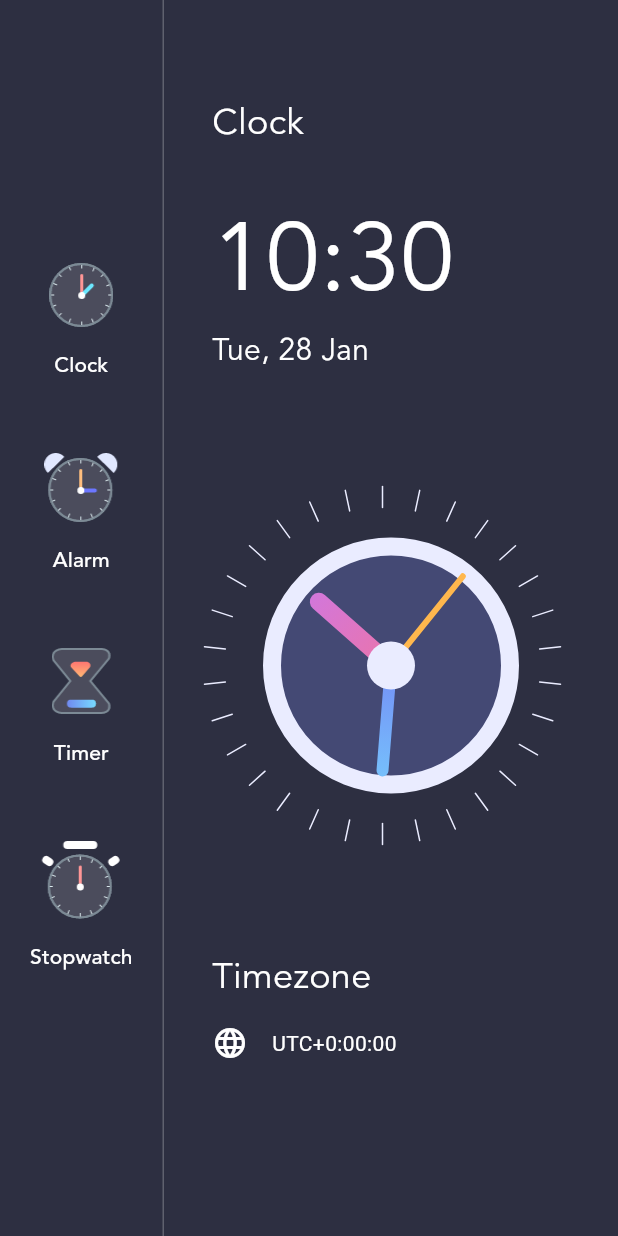
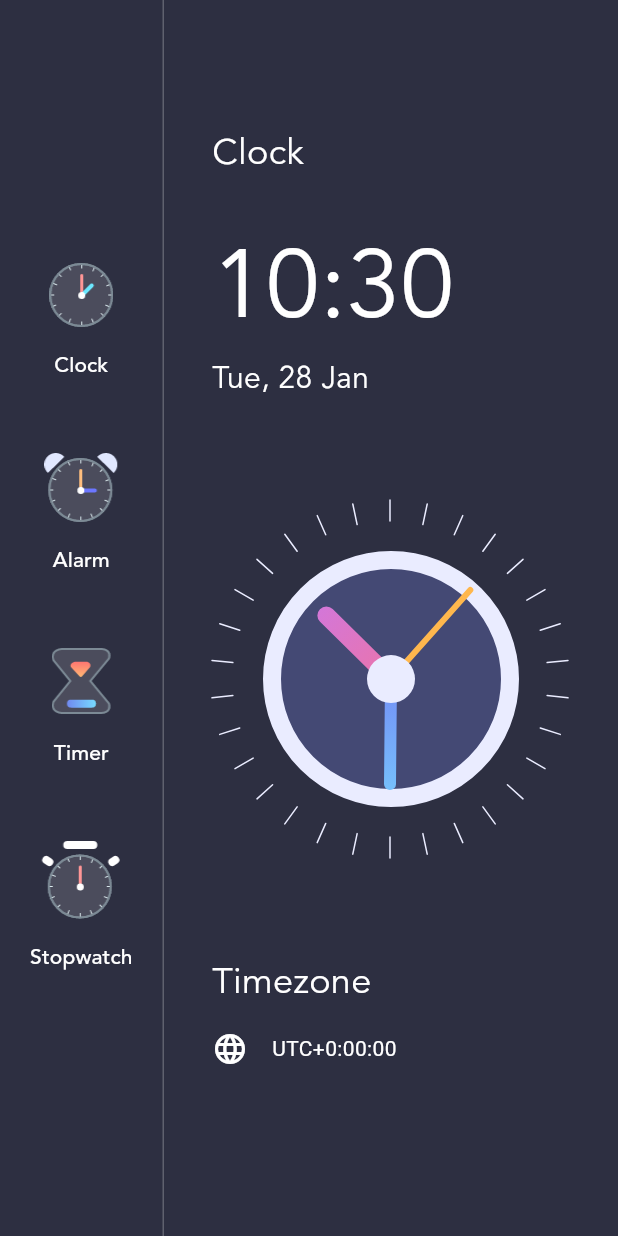
Before and after one commit to parth-darji/clock_cp_app, a Flutter app: the screen it shows after launch, on a phone screen of 412 x 824 dp. Run offline on Flutter 3.47's test engine with Material 3 defaults, Android fonts, the phone set to English and light mode, and no system bars.

Commit message:
sizing issue resolved

```diff
--- a/lib/clock_view.dart
+++ b/lib/clock_view.dart
@@ -4,7 +4,12 @@ import 'dart:math';
 import 'package:flutter/material.dart';
 
 class ClockView extends StatefulWidget {
-  const ClockView({super.key});
+  final double size;
+
+  const ClockView({
+    super.key,
+    required this.size,
+  });
 
   @override
   State<ClockView> createState() => _ClockViewState();
@@ -25,8 +30,8 @@ class _ClockViewState extends State<ClockView> {
   @override
   Widget build(BuildContext context) {
     return SizedBox(
-      width: 250,
-      height: 250,
+      width: widget.size,
+      height: widget.size,
       child: Transform.rotate(
         angle: -pi / 2,
         child: CustomPaint(
--- a/lib/home_page.dart
+++ b/lib/home_page.dart
@@ -44,9 +44,11 @@ class HomePage extends StatelessWidget {
               ],
             ),
           ),
-          VerticalDivider(
-            color: Colors.white24,
-            width: 1,
+          SafeArea(
+            child: VerticalDivider(
+              color: Colors.white24,
+              width: 1,
+            ),
           ),
           Expanded(
             child: Container(
@@ -57,6 +59,7 @@ class HomePage extends StatelessWidget {
               child: Column(
                 crossAxisAlignment: CrossAxisAlignment.start,
                 children: [
+                  SizedBox(height: 20),
                   Flexible(
                     flex: 1,
                     fit: FlexFit.tight,
@@ -98,7 +101,7 @@ class HomePage extends StatelessWidget {
                     fit: FlexFit.tight,
                     child: Align(
                       alignment: Alignment.center,
-                      child: ClockView(),
+                      child: ClockView(size: 240),
                     ),
                   ),
                   Flexible(
```
